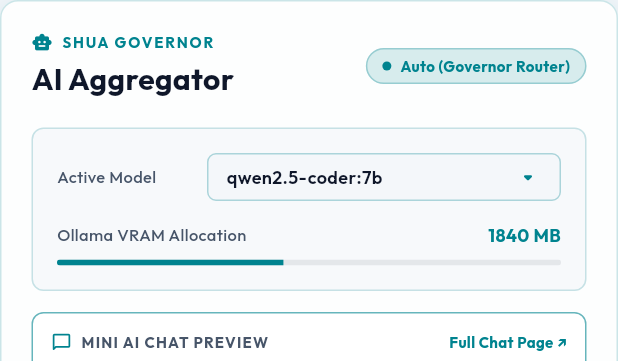
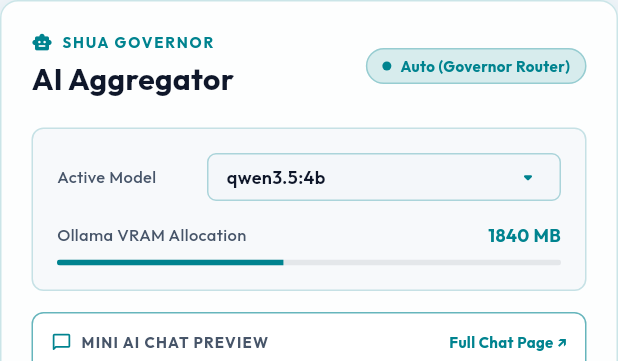
Before and after one commit to Emshua5757/horaizon-3.0, a Flutter app: the AiAggregatorHero widget shown alone on an empty page, opened directly with empty values, on a phone screen of 412 x 824 dp. Shown: the top 361 px of the screen. Run offline on Flutter 3.47's test engine with Material 3 defaults, Android fonts, the phone set to English and light mode, and no system bars; our stand-ins replace flutter_riverpod, go_router, google_fonts, local_auth, shared_preferences; missing offline and left inert: dartssh2, messagepack; accounts and stored records are empty; network calls fail.

Commit message:
feat(ai_router): default to Qwen 3.5 series (qwen3.5:4b) across governor & flutter client

```diff
--- a/client_flutter/lib/core/ai/ollama_ai_service.dart
+++ b/client_flutter/lib/core/ai/ollama_ai_service.dart
@@ -198,7 +198,7 @@ class OllamaAiService {
         if (names.isNotEmpty) return names;
       }
     } catch (_) {}
-    return ['qwen2.5-coder:7b', 'qwen2.5:3b', 'qwen2.5:1.5b', 'llama3.1:8b'];
+    return ['qwen3.5:4b', 'qwen3.5:2b', 'qwen2.5-coder:7b', 'qwen2.5:3b', 'qwen2.5:1.5b', 'llama3.1:8b'];
   }
 
   static Map<String, dynamic> _decodeHbpPayload(List<int> bytes) {
--- a/client_flutter/lib/features/chat/models/chat_message.dart
+++ b/client_flutter/lib/features/chat/models/chat_message.dart
@@ -150,7 +150,7 @@ class ChatMessage {
     required this.role,
     required this.content,
     required this.timestamp,
-    this.modelName = 'qwen2.5-coder:7b',
+    this.modelName = 'qwen3.5:4b',
     this.offloadTarget = AiOffloadTarget.rpi5,
     this.isStreaming = false,
     this.evalTokensPerSec,
--- a/client_flutter/lib/features/chat/providers/global_chat_provider.dart
+++ b/client_flutter/lib/features/chat/providers/global_chat_provider.dart
@@ -18,11 +18,13 @@ class GlobalChatState {
 
   const GlobalChatState({
     required this.messages,
-    this.selectedModel = 'qwen2.5-coder:1.5b',
+    this.selectedModel = 'qwen3.5:4b',
     this.offloadTarget = AiOffloadTarget.auto,
     this.temperature = 0.3,
     this.isGenerating = false,
     this.availableModels = const [
+      'qwen3.5:4b',
+      'qwen3.5:2b',
       'qwen2.5-coder:7b',
       'qwen2.5:3b',
       'qwen2.5:1.5b',
@@ -88,7 +90,7 @@ class GlobalChatNotifier extends StateNotifier<GlobalChatState> {
               content:
                   'Hello Joshua! I am JOSH, your horAIzon 3.0 Central AI Assistant. How can I assist your workflow today?',
               timestamp: DateTime.now(),
-              modelName: 'qwen2.5-coder:1.5b',
+              modelName: 'qwen3.5:4b',
               offloadTarget: AiOffloadTarget.auto,
             ),
           ],
--- a/client_flutter/lib/features/dashboard/widgets/ai_aggregator_hero.dart
+++ b/client_flutter/lib/features/dashboard/widgets/ai_aggregator_hero.dart
@@ -29,6 +29,7 @@ class _AiAggregatorHeroState extends ConsumerState<AiAggregatorHero> {
   }
 
   static const _availableModels = [
+    _ModelOption(name: 'qwen3.5:4b', desc: 'Qwen 3.5 Multimodal & Agentic Reasoning', ramMb: 3400),
     _ModelOption(name: 'qwen2.5-coder:7b', desc: 'Code & Technical Architecture Specialist', ramMb: 4420),
     _ModelOption(name: 'qwen2.5:3b', desc: 'Balanced Local Reasoning & Chat', ramMb: 2450),
     _ModelOption(name: 'qwen2.5:1.5b', desc: 'Fast Edge Dialogue & Routing', ramMb: 1840),
```
Also changed, not shown: 1 other file.
